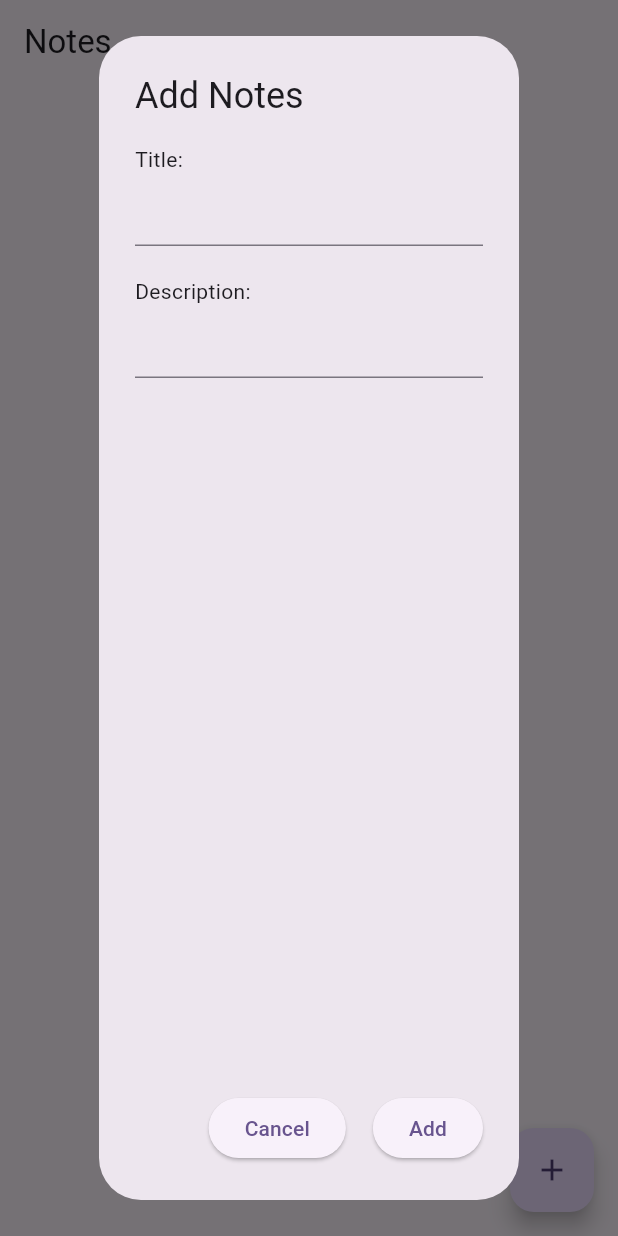
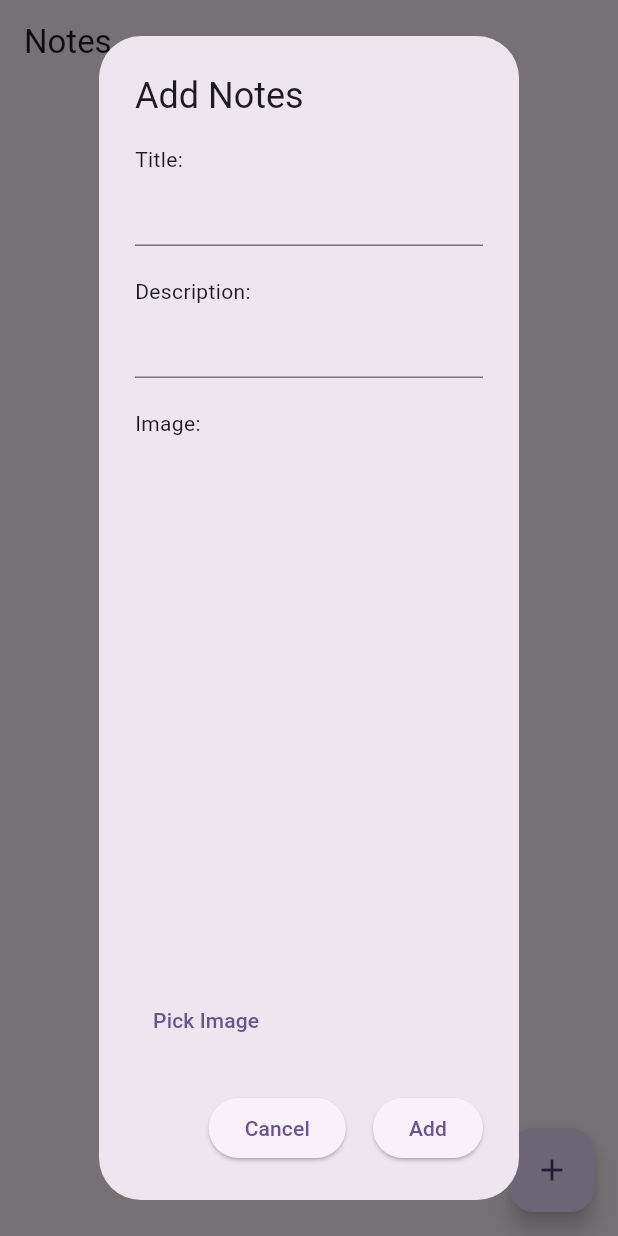
Before and after one commit to Flutter-1/notes, a Flutter app: the screen it shows after launch, after a tap on the "add" icon, on a phone screen of 412 x 824 dp. Run offline on Flutter 3.47's test engine with Material 3 defaults, Android fonts, the light colour scheme and no system bars; our stand-ins replace cloud_firestore, firebase_core, firebase_storage, image_picker; accounts and stored records are empty; generated files the repository leaves out were written again.

Commit message:
Add upload image features

```diff
--- a/lib/models/note.dart
+++ b/lib/models/note.dart
@@ -4,6 +4,7 @@ class Note {
   String? id;
   final String title;
   final String description;
+  String? imageUrl;
   Timestamp? createdAt;
   Timestamp? updatedAt;
 
@@ -11,6 +12,7 @@ class Note {
     this.id,
     required this.title,
     required this.description,
+    this.imageUrl,
     this.createdAt,
     this.updatedAt,
   });
@@ -21,6 +23,7 @@ class Note {
       id: doc.id,
       title: data['title'],
       description: data['description'],
+      imageUrl: data['image_url'],
       createdAt: data['created_at'] as Timestamp,
       updatedAt: data['updated_at'] as Timestamp,
     );
@@ -30,6 +33,7 @@ class Note {
     return {
       'title': title,
       'description': description,
+      'image_url': imageUrl,
       'created_at': createdAt,
       'updated_at': updatedAt,
     };
--- a/lib/widgets/note_dialog.dart
+++ b/lib/widgets/note_dialog.dart
@@ -1,23 +1,46 @@
+import 'dart:io';
 import 'package:flutter/material.dart';
+import 'package:image_picker/image_picker.dart';
 import 'package:notes/models/note.dart';
 import 'package:notes/services/note_service.dart';
 
-class NoteDialog extends StatelessWidget {
+class NoteDialog extends StatefulWidget {
   final Note? note;
+
+  const NoteDialog({super.key, this.note});
+
+  @override
+  State<NoteDialog> createState() => _NoteDialogState();
+}
+
+class _NoteDialogState extends State<NoteDialog> {
   final TextEditingController _titleController = TextEditingController();
   final TextEditingController _descriptionController = TextEditingController();
+  File? _imageFile;
 
-  NoteDialog({super.key, this.note}) {
-    if (note != null) {
-      _titleController.text = note!.title;
-      _descriptionController.text = note!.description;
+  @override
+  void initState() {
+    super.initState();
+    if (widget.note != null) {
+      _titleController.text = widget.note!.title;
+      _descriptionController.text = widget.note!.description;
+    }
+  }
+
+  Future<void> _pickImage() async {
+    final pickedFile =
+        await ImagePicker().pickImage(source: ImageSource.gallery);
+    if (pickedFile != null) {
+      setState(() {
+        _imageFile = File(pickedFile.path);
+      });
     }
   }
 
   @override
   Widget build(BuildContext context) {
     return AlertDialog(
-      title: Text(note == null ? 'Add Notes' : 'Update Notes'),
+      title: Text(widget.note == null ? 'Add Notes' : 'Update Notes'),
       content: Column(
         crossAxisAlignment: CrossAxisAlignment.start,
         children: [
@@ -37,6 +60,21 @@ class NoteDialog extends StatelessWidget {
           TextField(
             controller: _descriptionController,
           ),
+          const Padding(
+            padding: EdgeInsets.only(top: 20),
+            child: Text('Image: '),
+          ),
+          Expanded(
+              child: _imageFile != null
+                  ? Image.file(_imageFile!, fit: BoxFit.cover)
+                  : (widget.note?.imageUrl != null &&
+                          Uri.parse(widget.note!.imageUrl!).isAbsolute
+                      ? Image.network(widget.note!.imageUrl!, fit: BoxFit.cover)
+                      : Container())),
+          TextButton(
+            onPressed: _pickImage,
+            child: const Text('Pick Image'),
+          ),
         ],
       ),
       actions: [
@@ -50,24 +88,30 @@ class NoteDialog extends StatelessWidget {
           ),
         ),
         ElevatedButton(
-          onPressed: () {
-            if (note == null) {
-              NoteService.addNote(Note(
-                      title: _titleController.text,
-                      description: _descriptionController.text,))
-                  .whenComplete(() {
-                Navigator.of(context).pop();
-              });
+          onPressed: () async {
+            String? imageUrl;
+            if (_imageFile != null) {
+              imageUrl = await NoteService.uploadImage(_imageFile!);
             } else {
-              NoteService.updateNote(Note(
-                id: note!.id,
-                title: _titleController.text,
-                description: _descriptionController.text,
-                createdAt: note!.createdAt,))
+              imageUrl = widget.note?.imageUrl;
+            }
+            Note note = Note(
+              id: widget.note?.id,
+              title: _titleController.text,
+              description: _descriptionController.text,
+              imageUrl: imageUrl,
+              createdAt: widget.note?.createdAt,
+            );
+
+            if (widget.note == null) {
+              NoteService.addNote(note)
+                  .whenComplete(() => Navigator.of(context).pop());
+            } else {
+              NoteService.updateNote(note)
                   .whenComplete(() => Navigator.of(context).pop());
             }
           },
-          child: Text(note == null ? 'Add' : 'Update'),
+          child: Text(widget.note == null ? 'Add' : 'Update'),
         ),
       ],
     );
--- a/pubspec.yaml
+++ b/pubspec.yaml
@@ -37,6 +37,9 @@ dependencies:
   cupertino_icons: ^1.0.6
   firebase_core: ^2.29.0
   cloud_firestore: ^4.16.1
+  path: ^1.9.0
+  firebase_storage: ^11.7.4
+  image_picker: ^1.1.1
 
 dev_dependencies:
   flutter_test:
```
Also changed, not shown: lib/screens/note_list_screen.dart (+47 -3 lines), lib/services/note_service.dart (+26 -2 lines), pubspec.lock, 5 other files.
